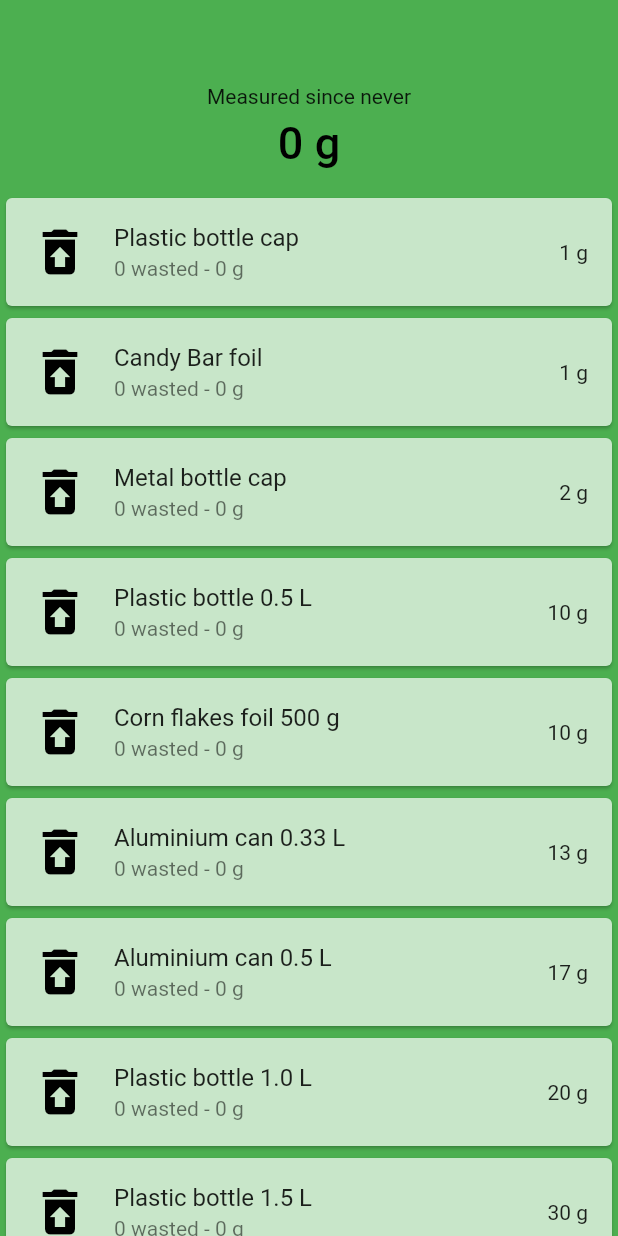
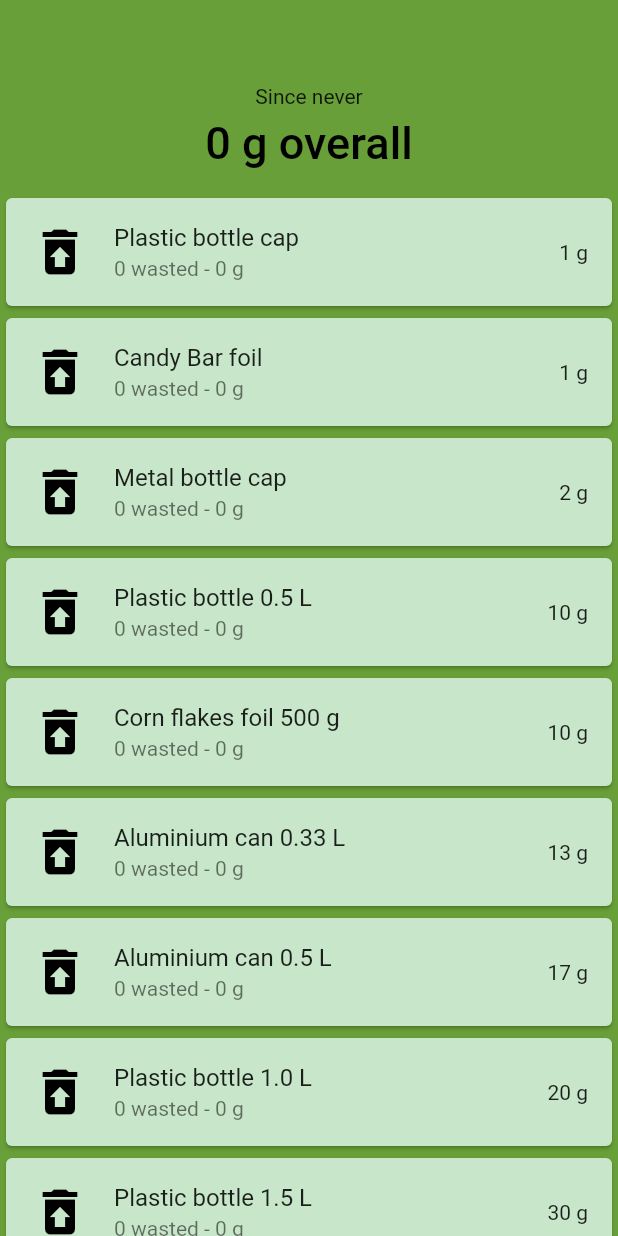
Before and after one commit to mattmaniak/rubbish_calc, a Flutter app: the screen it shows after launch, on a phone screen of 412 x 824 dp. Run offline on Flutter 3.47's test engine with Material 2 defaults, Android fonts, the phone set to English and light mode, and no system bars; our stand-ins replace sqflite; accounts and stored records are empty.

Commit message:
Color and an icon changed.

```diff
--- a/lib/about.dart
+++ b/lib/about.dart
@@ -27,6 +27,7 @@ class About extends StatelessWidget {
           SliverList(
             delegate: SliverChildListDelegate(
               [
+                Image.asset('assets/icon_transparent.png'),
                 _AboutButton(
                   title: 'Created by ' + _authorName,
                   url: _authorURL,
--- a/lib/app.dart
+++ b/lib/app.dart
@@ -27,9 +27,9 @@ class _AppState extends State<App> {
     _loadConfig();
   }
 
-  String get _measuredSinceDatePreloader => 'Measured since ' + _appInitDate;
+  String get _measuredSinceDatePreloader => 'Since ' + _appInitDate;
 
-  String get _rubbishGramsPreloader => _rubbishGrams.toString() + ' g';
+  String get _rubbishGramsPreloader => _rubbishGrams.toString() + ' g overall';
 
   String get _currentDate {
     final DateTime measurementStartDateTime = DateTime.now();
--- a/lib/bar.dart
+++ b/lib/bar.dart
@@ -7,7 +7,7 @@ class Bar extends StatelessWidget {
   final String backgroundText;
   final bool displayReturnArrow;
 
-  Bar(
+  const Bar(
       {@required this.text,
       @required this.backgroundText,
       @required this.displayReturnArrow});
--- a/lib/database.dart
+++ b/lib/database.dart
@@ -3,11 +3,10 @@ import 'package:sqflite/sqflite.dart';
 import 'item.dart';
 
 class Db {
-  static final Db _singleton = Db._internal();
-
   static const String _name = 'rubbish_calc.db';
   static const String _rubbishTableName = 'Rubbish';
   static const String _dateTableName = 'Date';
+  static final Db _singleton = Db._internal();
   Database _file;
 
   factory Db() => _singleton;
--- a/lib/error_dialog.dart
+++ b/lib/error_dialog.dart
@@ -14,7 +14,7 @@ void showErrorDialog(BuildContext context, String message) {
 class ErrorDialog extends StatelessWidget {
   final String message;
 
-  ErrorDialog({this.message});
+  const ErrorDialog({this.message});
 
   @override
   Widget build(BuildContext context) {
--- a/lib/item.dart
+++ b/lib/item.dart
@@ -4,7 +4,6 @@ import 'style.dart' as style;
 
 class Item extends StatefulWidget {
   _ItemState _state;
-
   final String name;
   final int weightGrams;
   int uniqueId;
@@ -12,9 +11,9 @@ class Item extends StatefulWidget {
   Function refreshParentState;
   int numberInRubbish = 0;
 
+  Item({@required this.name, @required this.weightGrams});
+
   int get weightInRubbishGrams => numberInRubbish * weightGrams;
-
-  Item({@required this.name, @required this.weightGrams});
 
   @override
   _ItemState createState() {
--- a/lib/style.dart
+++ b/lib/style.dart
@@ -2,7 +2,7 @@ library style;
 
 import 'package:flutter/material.dart';
 
-Color get backgroundColor => Colors.green[500];
+Color get backgroundColor => Colors.lightGreen[700];
 Color get foregroundColor => Colors.green[100];
 Color get textColor => Colors.black;
 Color get linkColor => Colors.blue;
--- a/pubspec.yaml
+++ b/pubspec.yaml
@@ -18,4 +18,5 @@ dev_dependencies:
 flutter:
   uses-material-design: true
   assets:
-   - images/icon.png
+   - assets/icon.png
+   - assets/icon_transparent.png
```
Also changed, not shown: assets/icon.png (added), assets/icon.svg (added), assets/icon_transparent.png (added), images/icon.png (deleted), 5 other files.
